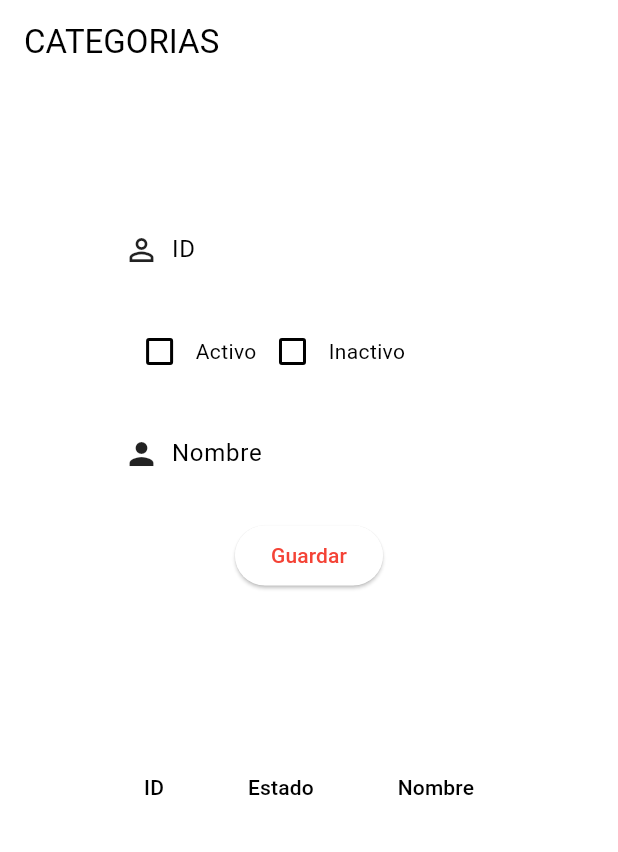
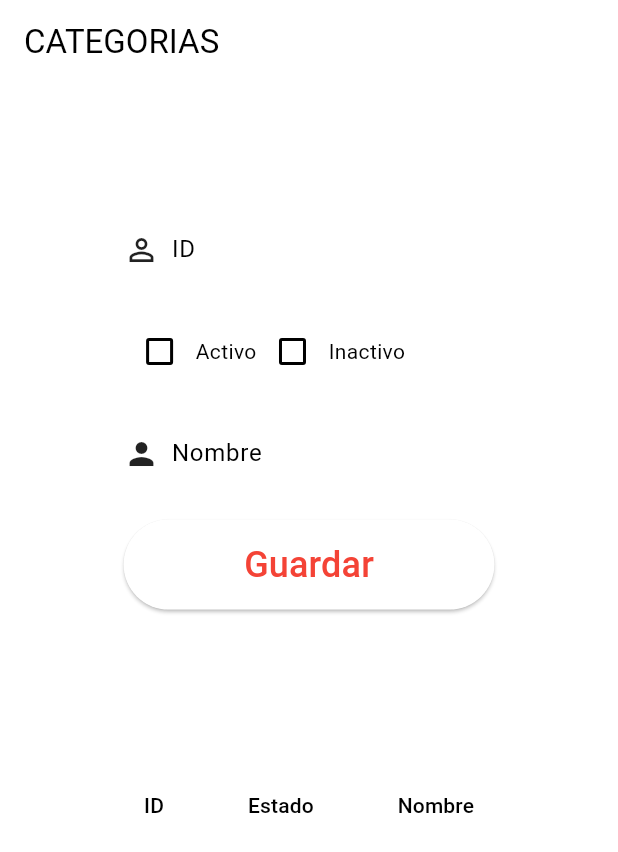
Before and after one commit to Willian0107/eval2_sis21b, a Flutter app: the screen it shows after launch, on a phone screen of 412 x 824 dp. Shown: the top 852 px of the screen. Run offline on Flutter 3.47's test engine with Material 2 defaults, Android fonts, the phone set to English and light mode, and no system bars; our stand-ins replace cloud_firestore, firebase_core; accounts and stored records are empty.

Commit message:
Boton de guardar mas grande

```diff
--- a/lib/main.dart
+++ b/lib/main.dart
@@ -114,9 +114,15 @@ class MyForm extends StatelessWidget {
             ],
           ),
           SizedBox(height: 16),
-          ElevatedButton(
-            onPressed: _guardarDatos,
-            child: Text('Guardar'),
+          Container(
+            constraints: BoxConstraints.expand(height: 60),
+            child: ElevatedButton(
+              onPressed: _guardarDatos,
+              child: Text(
+                'Guardar',
+                style: TextStyle(fontSize: 24), // Tamaño del texto del botón
+              ),
+            ),
           ),
         ],
       ),
```
